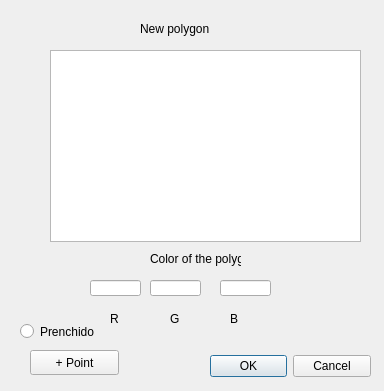
Old version of the form sistema-grafico-interativo/src/qt_design/new_polygon.ui in the repository Brenda-Machado/computacao-grafica.
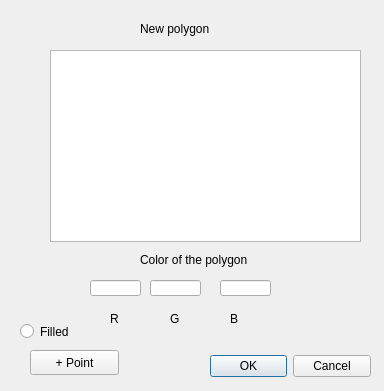
New version of the form.

What changed in the file:
```diff
--- a/sistema-grafico-interativo/src/qt_design/new_polygon.ui
+++ b/sistema-grafico-interativo/src/qt_design/new_polygon.ui
@@ -68,10 +68,10 @@
   <widget class="QLabel" name="label_7">
    <property name="geometry">
     <rect>
-     <x>150</x>
+     <x>140</x>
      <y>250</y>
-     <width>91</width>
-     <height>17</height>
+     <width>111</width>
+     <height>20</height>
     </rect>
    </property>
    <property name="text">
@@ -196,7 +196,7 @@
     </rect>
    </property>
    <property name="text">
-    <string>Prenchido</string>
+    <string>Filled</string>
    </property>
    <property name="checked">
     <bool>false</bool>
```
